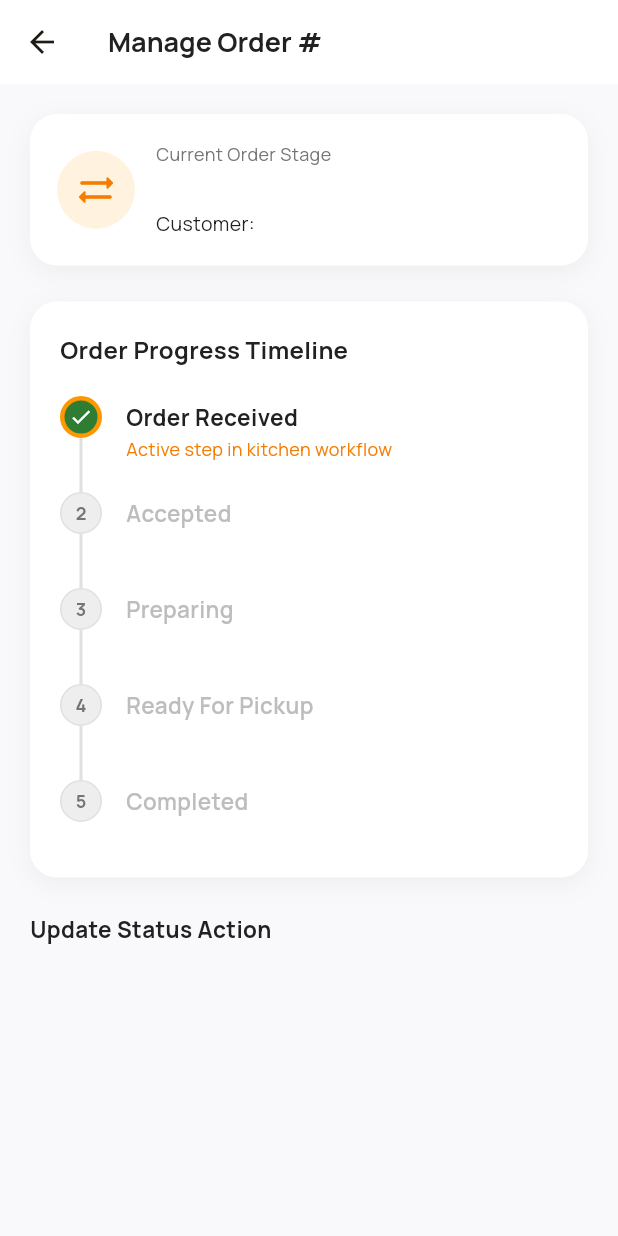
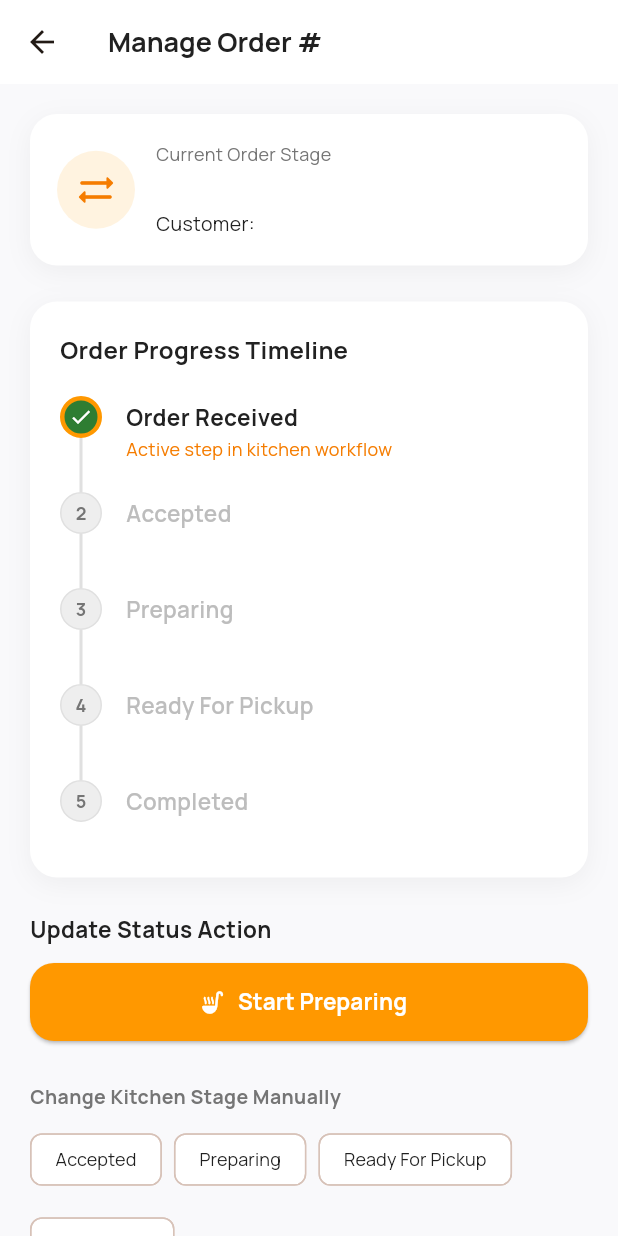
Before and after one commit to Imasha18/HCI-mobile-app, a Flutter app: the UpdateOrderStatusScreen screen opened directly with empty values, on a phone screen of 412 x 824 dp. Run offline on Flutter 3.47's test engine with Material 3 defaults, Android fonts, the phone set to English and light mode, and no system bars; our stand-ins replace dio, flutter_riverpod, flutter_secure_storage, google_fonts, google_sign_in; accounts and stored records are empty.

Commit message:
fix(cook): enable order status progression for confirmed orders and add manual stage selection

```diff
--- a/lib/features/cook/screens/update_order_status_screen.dart
+++ b/lib/features/cook/screens/update_order_status_screen.dart
@@ -32,8 +32,17 @@ class _UpdateOrderStatusScreenState extends ConsumerState<UpdateOrderStatusScree
     _currentStatus = (widget.order['status'] as String?) ?? 'Order Received';
   }
 
+  String get _normalizedStatus {
+    final s = _currentStatus.trim().toLowerCase();
+    if (s.contains('deliver') || s.contains('complet')) return 'Completed';
+    if (s.contains('ready') || s.contains('pickup')) return 'Ready For Pickup';
+    if (s.contains('prepar')) return 'Preparing';
+    if (s.contains('accept')) return 'Accepted';
+    return 'Order Received';
+  }
+
   int get _currentStepIndex {
-    final idx = _timelineSteps.indexOf(_currentStatus);
+    final idx = _timelineSteps.indexOf(_normalizedStatus);
     return idx != -1 ? idx : 0;
   }
 
@@ -237,7 +246,7 @@ class _UpdateOrderStatusScreenState extends ConsumerState<UpdateOrderStatusScree
             const SizedBox(height: 12),
 
             // Button: Start Preparing
-            if (_currentStatus == 'Accepted' || _currentStatus == 'Order Received')
+            if (_normalizedStatus == 'Accepted' || _normalizedStatus == 'Order Received')
               Padding(
                 padding: const EdgeInsets.only(bottom: 12),
                 child: SizedBox(
@@ -268,7 +277,7 @@ class _UpdateOrderStatusScreenState extends ConsumerState<UpdateOrderStatusScree
               ),
 
             // Button: Open Interactive Cooking Checklist & Timer
-            if (_currentStatus == 'Preparing') ...[
+            if (_normalizedStatus == 'Preparing') ...[
               Padding(
                 padding: const EdgeInsets.only(bottom: 12),
                 child: SizedBox(
@@ -312,7 +321,7 @@ class _UpdateOrderStatusScreenState extends ConsumerState<UpdateOrderStatusScree
             ],
 
             // Button: Complete
-            if (_currentStatus == 'Ready For Pickup')
+            if (_normalizedStatus == 'Ready For Pickup')
               Padding(
                 padding: const EdgeInsets.only(bottom: 12),
                 child: SizedBox(
@@ -331,7 +340,7 @@ class _UpdateOrderStatusScreenState extends ConsumerState<UpdateOrderStatusScree
                 ),
               ),
 
-            if (_currentStatus == 'Completed')
+            if (_normalizedStatus == 'Completed')
               Container(
                 padding: const EdgeInsets.all(16),
                 decoration: BoxDecoration(
@@ -352,6 +361,37 @@ class _UpdateOrderStatusScreenState extends ConsumerState<UpdateOrderStatusScree
                 ),
               ),
 
+            const SizedBox(height: 16),
+            const Text(
+              'Change Kitchen Stage Manually',
+              style: TextStyle(fontSize: 13, fontWeight: FontWeight.bold, color: CookTheme.textMuted),
+            ),
+            const SizedBox(height: 8),
+            Wrap(
+              spacing: 8,
+              runSpacing: 8,
+              children: ['Accepted', 'Preparing', 'Ready For Pickup', 'Completed'].map((stage) {
+                final isCurrent = _normalizedStatus == stage;
+                return ChoiceChip(
+                  label: Text(stage),
+                  selected: isCurrent,
+                  selectedColor: CookTheme.secondaryOrange,
+                  labelStyle: TextStyle(
+                    color: isCurrent ? CookTheme.primaryDark : CookTheme.textDark,
+                    fontWeight: isCurrent ? FontWeight.bold : FontWeight.normal,
+                    fontSize: 12,
+                  ),
+                  onSelected: _isUpdating
+                      ? null
+                      : (selected) {
+                          if (selected && !isCurrent) {
+                            _updateStatus(stage);
+                          }
+                        },
+                );
+              }).toList(),
+            ),
+
             const SizedBox(height: 24),
           ],
         ),
```
Also changed, not shown: 1 other file.
